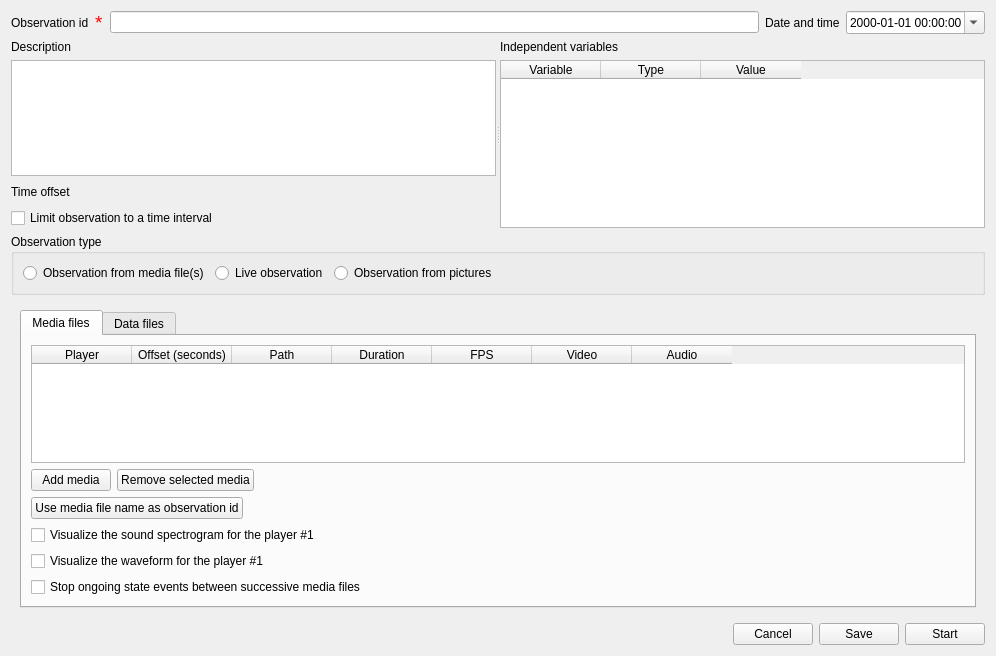
First picture: the form in boris/observation.ui, repository olivierfriard/BORIS, before the edit.
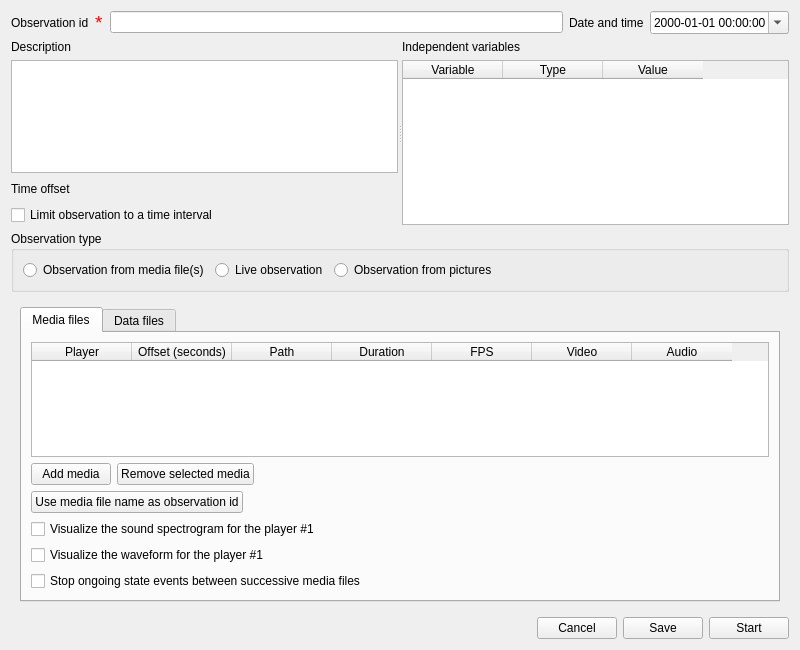
Second picture: the form after the edit.

Patch:
```diff
--- a/boris/observation.ui
+++ b/boris/observation.ui
@@ -6,8 +6,8 @@
    <rect>
     <x>0</x>
     <y>0</y>
-    <width>996</width>
-    <height>656</height>
+    <width>800</width>
+    <height>650</height>
    </rect>
   </property>
   <property name="windowTitle">
```
